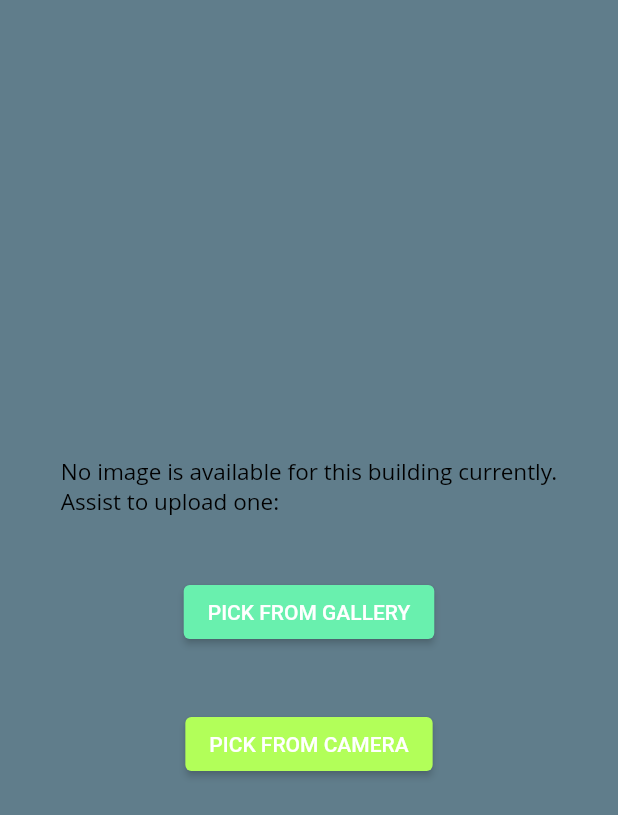
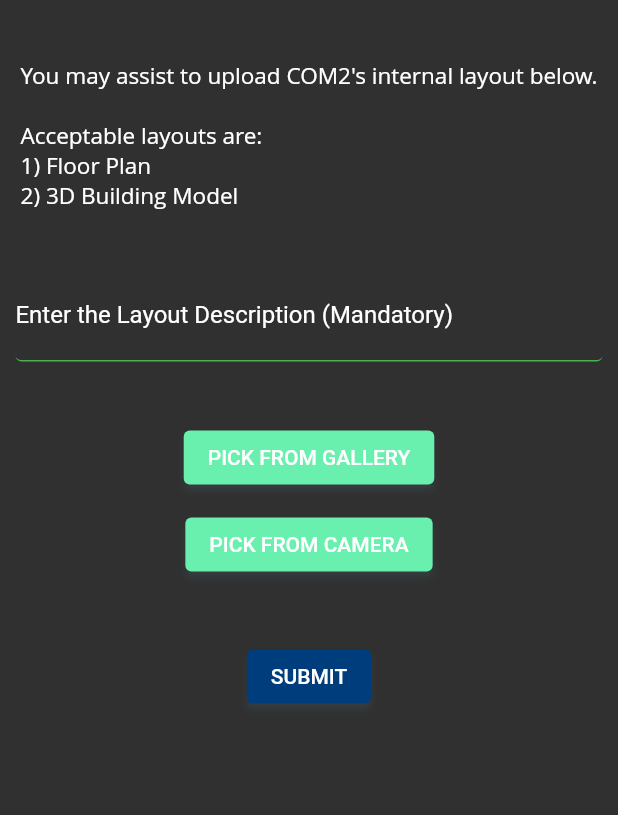
Before and after one commit to wcwy/back2campus, a Flutter app: the UploadLayout widget shown alone on an empty page, opened directly, on a phone screen of 412 x 824 dp. Shown: the top 815 px of the screen. Run offline on Flutter 3.47's test engine with Material 2 defaults, Android fonts, the phone set to English and light mode, and no system bars; our stand-ins replace image_picker, supabase, supabase_flutter; accounts and stored records are empty; network calls fail; Roboto replaces fonts that are missing (Open Sans).

Commit message:
Internal Layout Listings Implemented

```diff
--- a/lib/pages/routing_page.dart
+++ b/lib/pages/routing_page.dart
@@ -36,6 +36,7 @@ class _RoutingPageState extends State<RoutingPage> {
   @override
   Widget build(BuildContext context) {
     return Scaffold(
+      resizeToAvoidBottomInset: false,
       appBar: AppBar(
         toolbarHeight: 100,
         title: customSearchBar,
@@ -156,6 +157,9 @@ class _RoutingPageState extends State<RoutingPage> {
                       },
                       child: const Text('Internal Layout'),
                     ),
+                    Container(
+                      width: 20,
+                    ),
                     ElevatedButton(
                       onPressed: (){
                         Navigator.pushNamed(context, '/shared');
--- a/lib/pages/upload_layout.dart
+++ b/lib/pages/upload_layout.dart
@@ -1,4 +1,5 @@
 import 'dart:io';
+import 'package:flutter/foundation.dart';
 import 'package:flutter/material.dart';
 import 'package:image_picker/image_picker.dart';
 import 'package:back2campus/utils/constants.dart';
@@ -12,29 +13,77 @@ class UploadLayout extends StatefulWidget {
 }
 
 class _UploadLayoutState extends State<UploadLayout> {
+  TextEditingController descriptionController = TextEditingController();
   final ImagePicker _picker = ImagePicker();
   File? imageFile;
 
   @override
   Widget build(BuildContext context) {
+
     return Container(
         child: Container(
-          width: double.infinity,
-          height: double.infinity,
-          decoration: const BoxDecoration(
-              color: Colors.blueGrey
+          child: Column(
+            children: <Widget>[
+              Container(
+                height: 40.0,
               ),
-          child: Column(
-            mainAxisAlignment: MainAxisAlignment.center,
-            children: <Widget>[
-              const Text(
-                "No image is available for this building currently.\nAssist to upload one:",
+              Text(
+                "You may assist to upload $chosenDestination's internal layout below.\n\nAcceptable layouts are:\n1) Floor Plan\n2) 3D Building Model",
                 style: TextStyle(
-                    color: Colors.black,
+                    color: Colors.white,
                     fontFamily: 'Open Sans',
                     fontSize: 15
                 ),
               ),
+              Container(
+                height: 40.0,
+              ),
+              Container(
+                width: MediaQuery.of(context).size.width*0.95,
+                child: TextField(
+                  controller: descriptionController,
+                  decoration: const InputDecoration(
+                    labelText: 'Enter the Layout Description (Mandatory)',
+                    labelStyle: TextStyle(
+                      color: Colors.white,
+                    ),
+                    hintText: 'Eg.: Basement/Level 1/3D Model',
+                    hintStyle: TextStyle(
+                      color: Color(0xFFB3B1B1),
+                      fontSize: 18,
+                    ),
+                    // Style when clicked
+                    focusedBorder: OutlineInputBorder(
+                      borderRadius: BorderRadius.all(Radius.circular(4)),
+                      borderSide: BorderSide(width: 1,color: Color(0xFFB3B1B1)),
+                    ),
+                    // Style when not clicked
+                    enabledBorder: UnderlineInputBorder(
+                      borderRadius: BorderRadius.all(Radius.circular(4)),
+                      borderSide: BorderSide(width: 1,color: Colors.green),
+                    ),
+                    // Default style (same as above)
+                    border: OutlineInputBorder(
+                        borderRadius: BorderRadius.all(Radius.circular(4)),
+                        borderSide: BorderSide(width: 1,)
+                    ),
+                    // Style when error
+                    errorBorder: OutlineInputBorder(
+                        borderRadius: BorderRadius.all(Radius.circular(4)),
+                        borderSide: BorderSide(width: 1,color: Colors.black)
+                    ),
+                    // Style when error and clicked
+                    focusedErrorBorder: OutlineInputBorder(
+                        borderRadius: BorderRadius.all(Radius.circular(4)),
+                        borderSide: BorderSide(width: 1,color: Colors.yellowAccent)
+                    ),
+                  ),
+                  style: const TextStyle(
+                    color: Color(0xff003d7c),
+                  ),
+                ),
+              ),
+
               Container(
                 height: 40.0,
               ),
@@ -48,17 +97,29 @@ class _UploadLayoutState extends State<UploadLayout> {
                 child: Text("PICK FROM GALLERY"),
               ),
               Container(
-                height: 40.0,
+                height: 10.0,
               ),
               ElevatedButton(
                 style: ButtonStyle(
-                  backgroundColor: MaterialStateProperty.all(Colors.lightGreenAccent),
+                  backgroundColor: MaterialStateProperty.all(Colors.greenAccent),
                 ),
                 onPressed: () {
                   _getFromCamera();
                 },
                 child: Text("PICK FROM CAMERA"),
-              )
+              ),
+              Container(
+                height: 40.0,
+              ),
+              ElevatedButton(
+                onPressed: () {
+                  _uploadImage();
+                },
+                child: Text("SUBMIT"),
+              ),
+              Container(
+                height: 40.0,
+              ),
             ],
           ),
         )
@@ -75,7 +136,6 @@ class _UploadLayoutState extends State<UploadLayout> {
       setState(() {
         imageFile = File(image.path);
       });
-      _uploadImage();
     }
   }
 
@@ -90,27 +150,50 @@ class _UploadLayoutState extends State<UploadLayout> {
       setState(() {
         imageFile = File(image.path);
       });
-      _uploadImage();
     }
   }
 
   /// Upload photo to database
   _uploadImage() async {
+    if (descriptionController.text == "" || imageFile == null){
+      context.showErrorSnackBar(message: "Please upload a photo and complete the description field");
+    }else{
       final bytes = await imageFile!.readAsBytes();
       final fileExt = imageFile!.path.split('.').last;
-    final fileName = '$chosenDestination.$fileExt';
+      final description = descriptionController.text;
+      final fileName = '$chosenDestination\_$description.$fileExt';
       final filePath = fileName;
       final response = await supabase.storage.from('layoutmaps').uploadBinary(filePath, bytes);
-
       final error = response.error;
       setState(() {
         imageFile = null;
       });
       if (error != null) {
         context.showErrorSnackBar(message: error.message);
-    } else {
+      }else{
+        final res = await supabase
+            .from('locations')
+            .select('location_id')
+            .eq('location_name', chosenDestination)
+            .execute();
+        if(res.hasError){
+          context.showErrorSnackBar(message: res.error!.message);
+        }else{
+          final location_id = res.data[0]['location_id'];
+          final res2 = await supabase
+              .from('layouts')
+              .insert([
+            {'location_id': location_id, 'floor_level': descriptionController.text, 'layoutmap_url': filePath}
+          ]).execute();
+          if(res2.hasError){
+            context.showErrorSnackBar(message: res2.error!.message);
+          }else{
             context.showSnackBar(message: 'Successfully uploaded layout!');
             Navigator.pushNamed(context, '/routing');
           }
         }
       }
+    }
+
+  }
+}
--- a/lib/utils/constants.dart
+++ b/lib/utils/constants.dart
@@ -3,7 +3,7 @@ import 'package:supabase_flutter/supabase_flutter.dart';
 
 final supabase = Supabase.instance.client;
 var back2campususer = null;
-var chosenDestination = null;
+var chosenDestination = "COM2";
 
 extension ShowSnackBar on BuildContext {
   void showSnackBar({
```
Also changed, not shown: lib/pages/layout_page.dart (+76 -14 lines). Lines whose indentation alone changed are shown as unchanged.
